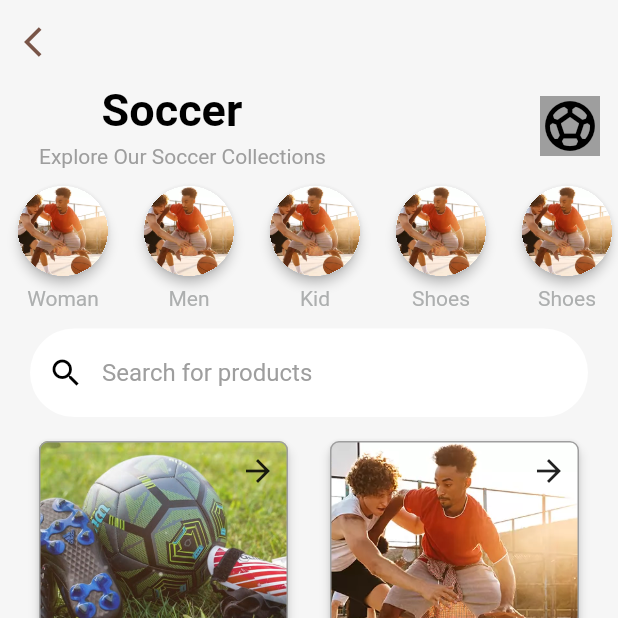
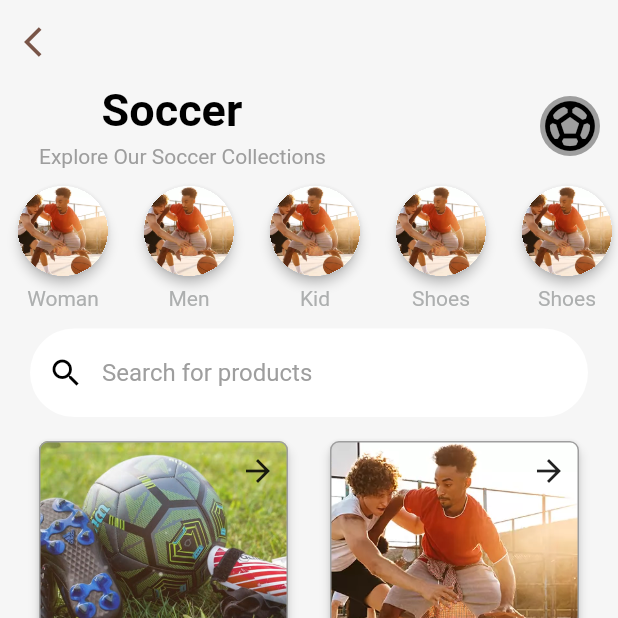
Before and after one commit to MoHourani01/SportCenterPorject, a Flutter app: the soccer screen opened directly, on a phone screen of 412 x 824 dp, the top half of it. Run offline on Flutter 3.47's test engine with Material 2 defaults, Android fonts, the phone set to English and light mode, and no system bars; drawn by our look-alikes of flip_card; our stand-ins replace bloc, carousel_slider, cloud_firestore, conditional_builder_null_safety, curved_navigation_bar, dio and 9 more; accounts and stored records are empty.

Commit message:
icons radius

```diff
--- a/sport_center_project/lib/Screens/basketball/basketball_layout/basketball_screen.dart
+++ b/sport_center_project/lib/Screens/basketball/basketball_layout/basketball_screen.dart
@@ -145,7 +145,10 @@ class _basketState extends State<basket> {
                     //   ),
                     // ),
                     Container(
-                      color:  Colors.brown,
+                      decoration: BoxDecoration(
+                        borderRadius: BorderRadius.circular(20),
+                        color:  Colors.brown,
+                      ),
                       child: Icon(
                         Icons.sports_basketball,
                         size: 40.0,
--- a/sport_center_project/lib/soccer/soccer_layout/soccer_screen.dart
+++ b/sport_center_project/lib/soccer/soccer_layout/soccer_screen.dart
@@ -144,7 +144,10 @@ class _soccerState extends State<soccer> {
                     //   ),
                     // ),
                     Container(
-                      color: Colors.grey,
+                      decoration: BoxDecoration(
+                        borderRadius: BorderRadius.circular(20),
+                        color: Colors.grey.shade500,
+                      ),
                       child: Icon(
                         Icons.sports_soccer_rounded,
                         color: Colors.black,
```
